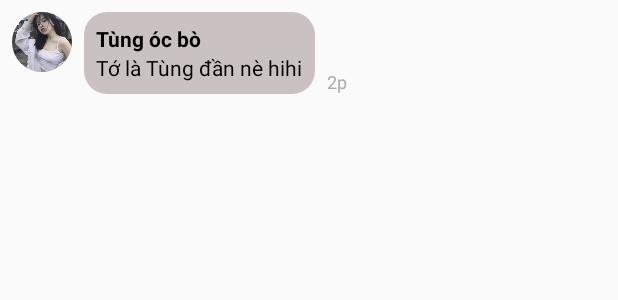
After one commit to thanhtungdo2003/VLXBook, an Android app: the layout item_comment.xml on its own in the app's theme, with its tools: preview values and no code run, on a phone screen of 412 x 824 dp. The commit adds this screen. Shown: the top 300 px of the screen. Run offline under Robolectric (Android 15) with nearby library versions, the phone set to English and light mode, and no system bars; Roboto replaces fonts that are not available here.

Commit message:
Update Comment

```diff
--- /dev/null
+++ b/app/src/main/res/drawable/bg_comment.xml
@@ -0,0 +1,6 @@
+<?xml version="1.0" encoding="utf-8"?>
+<shape xmlns:android="http://schemas.android.com/apk/res/android"
+    android:shape="rectangle">
+    <solid android:color="@color/xam"/>
+    <corners android:radius="15dp"/>
+</shape>
--- a/app/src/main/res/drawable/boder_radious_50.xml
+++ b/app/src/main/res/drawable/boder_radious_50.xml
@@ -1,7 +1,5 @@
 <?xml version="1.0" encoding="utf-8"?>
-<shape xmlns:android="http://schemas.android.com/apk/res/android">
-    <corners android:radius="25dp"/>
-    <solid android:color="#E6E4E7" />
-    <size android:width="40dp" android:height="40dp"/>
-
+<shape xmlns:android="http://schemas.android.com/apk/res/android"
+    android:shape="oval">
+    <solid android:color="@android:color/darker_gray" />
 </shape>
--- a/app/src/main/res/layout/activity_chatting_interface.xml
+++ b/app/src/main/res/layout/activity_chatting_interface.xml
@@ -75,9 +75,7 @@
         </LinearLayout>
     </androidx.appcompat.widget.Toolbar>
 
-    <!-- Khu vực tin nhắn -->
 
-    <!-- Khung chat cố định dưới cùng -->
     <LinearLayout
         android:id="@+id/message_area"
         android:layout_width="match_parent"
@@ -86,7 +84,6 @@
         android:background="@color/cardview_light_background"
         android:orientation="vertical">
 
-    <!-- ListView hoặc RecyclerView để hiển thị tin nhắn -->
         <androidx.recyclerview.widget.RecyclerView
             android:id="@+id/rcv_message_box"
             android:layout_width="match_parent"
--- /dev/null
+++ b/app/src/main/res/layout/item_comment.xml
@@ -0,0 +1,55 @@
+<?xml version="1.0" encoding="utf-8"?>
+<LinearLayout xmlns:android="http://schemas.android.com/apk/res/android"
+    android:layout_width="match_parent"
+    android:layout_height="wrap_content"
+    android:orientation="horizontal"
+    android:padding="8dp">
+
+    <ImageView
+        android:id="@+id/img_avt_user_coment"
+        android:layout_width="40dp"
+        android:layout_height="40dp"
+        android:scaleType="centerCrop"
+        android:layout_marginEnd="8dp"
+        android:background="@drawable/boder_radious_50"
+        android:src="@drawable/avt_5"
+        android:clipToOutline="true"
+        android:contentDescription="Avatar" />
+
+    <LinearLayout
+        android:layout_width="wrap_content"
+        android:layout_height="wrap_content"
+        android:gravity="start"
+        android:orientation="vertical"
+        android:background="@drawable/bg_comment"
+        android:padding="8dp">
+
+        <TextView
+            android:id="@+id/tv_user_name_comment"
+            android:layout_width="wrap_content"
+            android:layout_height="wrap_content"
+            android:text="Tùng óc bò"
+            android:textStyle="bold"
+            android:textColor="@color/black"
+            android:textSize="14sp" />
+
+        <TextView
+            android:id="@+id/tv_comment_content"
+            android:layout_width="wrap_content"
+            android:layout_height="wrap_content"
+            android:maxLines="7"
+            android:text="Tớ là Tùng đần nè hihi"
+            android:textColor="@color/black"
+            android:textSize="14sp" />
+    </LinearLayout>
+
+    <TextView
+        android:id="@+id/tv_time_comment"
+        android:layout_width="wrap_content"
+        android:layout_height="wrap_content"
+        android:text="2p"
+        android:textColor="@android:color/darker_gray"
+        android:textSize="12sp"
+        android:layout_marginStart="8dp"
+        android:layout_gravity="bottom" />
+</LinearLayout>
--- a/app/src/main/res/layout/item_message_received.xml
+++ b/app/src/main/res/layout/item_message_received.xml
@@ -12,8 +12,10 @@
         android:layout_width="40dp"
         android:layout_height="40dp"
         android:background="@drawable/boder_radious_50"
+        android:src="@drawable/avt_5"
         android:layout_marginLeft="3dp"
         android:scaleType="centerCrop"
+        android:clipToOutline="true"
         android:layout_gravity="bottom"/>
     <TextView
         android:id="@+id/text_message_received"
--- a/app/src/main/res/layout/item_post.xml
+++ b/app/src/main/res/layout/item_post.xml
@@ -129,7 +129,7 @@
             android:text="1,5K" />
 
         <Button
-            android:id="@+id/button2"
+            android:id="@+id/btn_view_cmt"
             android:layout_width="0dp"
             android:layout_height="wrap_content"
             android:layout_marginLeft="5dp"
--- a/app/src/main/res/values/colors.xml
+++ b/app/src/main/res/values/colors.xml
@@ -8,5 +8,5 @@
     <color name="black">#FF000000</color>
     <color name="white">#FFFFFFFF</color>
     <color name="blue">#1E36F0</color>
-    <color name="xam">#DCCCCC</color>
+    <color name="xam">#CAC2C2</color>
 </resources>
```
Also changed, not shown: app/src/main/AndroidManifest.xml (+6 -1 lines), app/src/main/java/com/vlteam/vlxbookapplication/Adapter/ArticleAdapter.java (+8 -1 lines), app/src/main/java/com/vlteam/vlxbookapplication/Adapter/CommentAdapter.java (added, +62 -0 lines), app/src/main/java/com/vlteam/vlxbookapplication/CommentPage.java (added, +47 -0 lines), app/src/main/java/com/vlteam/vlxbookapplication/NewfeedActivity.java (+12 -2 lines), app/src/main/java/com/vlteam/vlxbookapplication/PostActivity.java (added, +22 -0 lines), app/src/main/java/com/vlteam/vlxbookapplication/model/CommentModel.java (added, +57 -0 lines), app/src/main/res/layout/activity_comment_page.xml (added, +215 -0 lines), 30 other files.
